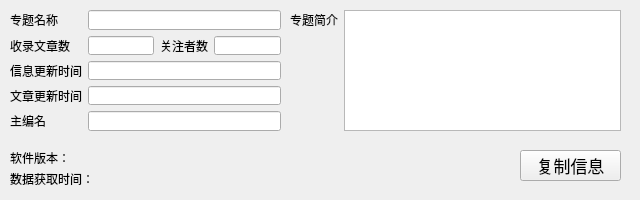
Above: ui_files/collection_window_ui.ui from FHU-yezi/JRTVisible before the change. Below: the same form after it.
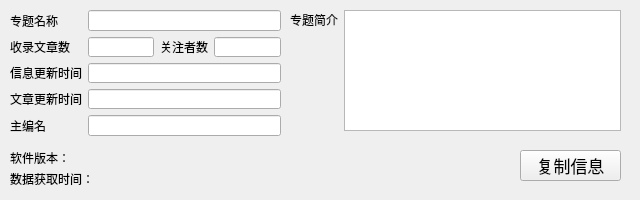
That is the form after the change.

```diff
--- a/ui_files/collection_window_ui.ui
+++ b/ui_files/collection_window_ui.ui
@@ -31,7 +31,7 @@
      <x>10</x>
      <y>10</y>
      <width>271</width>
-     <height>121</height>
+     <height>126</height>
     </rect>
    </property>
    <layout class="QGridLayout" name="gridLayout_6">
```
Left out of the diff: 6 changed lines with no effect on the pictures.
